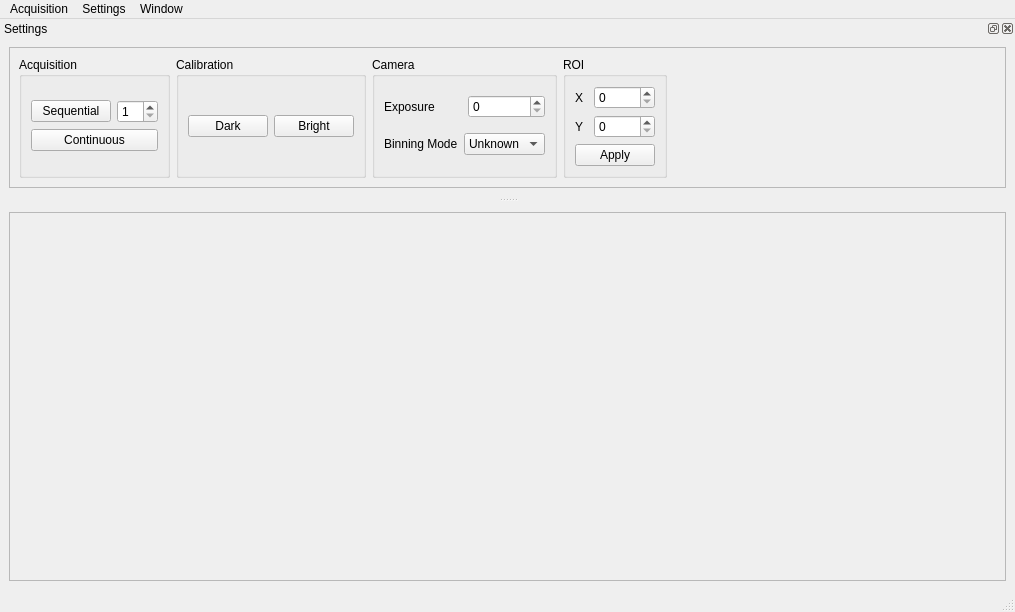
This is mainwindow.ui in Minus-Monster/Xiso as Qt 5 draws it before an edit. The edited form follows.
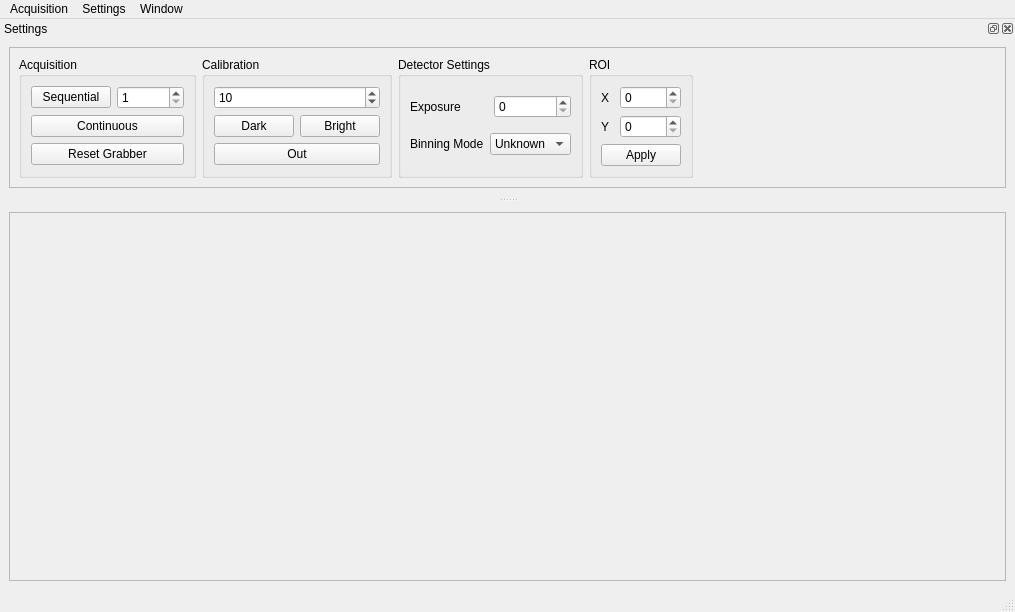
This is the edited form. Icons and pictures are not drawn.

Patch:
```diff
--- a/mainwindow.ui
+++ b/mainwindow.ui
@@ -111,6 +111,9 @@
                  <property name="minimum">
                   <number>1</number>
                  </property>
+                 <property name="maximum">
+                  <number>100000</number>
+                 </property>
                 </widget>
                </item>
               </layout>
@@ -125,6 +128,13 @@
                </property>
               </widget>
              </item>
+             <item>
+              <widget class="QPushButton" name="pushButton_ResetGrabber">
+               <property name="text">
+                <string>Reset Grabber</string>
+               </property>
+              </widget>
+             </item>
             </layout>
            </item>
           </layout>
@@ -136,27 +146,44 @@
            <string>Calibration</string>
           </property>
           <layout class="QGridLayout" name="gridLayout_5">
-           <item row="0" column="0">
-            <widget class="QPushButton" name="pushButton">
-             <property name="text">
-              <string>Dark</string>
-             </property>
-            </widget>
-           </item>
-           <item row="0" column="1">
-            <widget class="QPushButton" name="pushButton_2">
+           <item row="1" column="1">
+            <widget class="QPushButton" name="pushButton_bright">
              <property name="text">
               <string>Bright</string>
              </property>
             </widget>
            </item>
+           <item row="0" column="0" colspan="2">
+            <widget class="QSpinBox" name="spinBox_calibCount">
+             <property name="maximum">
+              <number>100000</number>
+             </property>
+             <property name="value">
+              <number>10</number>
+             </property>
+            </widget>
+           </item>
+           <item row="1" column="0">
+            <widget class="QPushButton" name="pushButton_dark">
+             <property name="text">
+              <string>Dark</string>
+             </property>
+            </widget>
+           </item>
+           <item row="2" column="0" colspan="2">
+            <widget class="QPushButton" name="pushButton_out">
+             <property name="text">
+              <string>Out</string>
+             </property>
+            </widget>
+           </item>
           </layout>
          </widget>
         </item>
         <item row="0" column="2">
          <widget class="QGroupBox" name="groupBox_camera">
           <property name="title">
-           <string>Camera</string>
+           <string>Detector Settings</string>
           </property>
           <layout class="QGridLayout" name="gridLayout_3">
            <item row="0" column="0">
```
Left out of the diff: 38 changed lines with no effect on the pictures.
